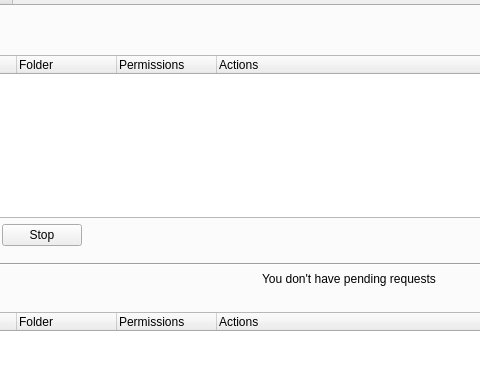
Before: the Qt Designer form pcloudwindow.ui in pcloudcom/psyncgui, drawn with Qt 5; both pictures show x 113 to 593 and y 149 to 535 of the 924 by 681 pixel window.
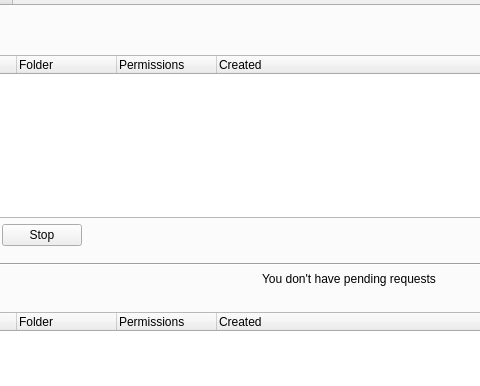
After: the same form once the commit is applied. The open tabs and pages were chosen to show the change. Icons and pictures are not drawn.

```diff
--- a/pcloudwindow.ui
+++ b/pcloudwindow.ui
@@ -554,7 +554,7 @@
                 </column>
                 <column>
                  <property name="text">
-                  <string>Actions</string>
+                  <string>Created</string>
                  </property>
                 </column>
                </widget>
@@ -649,7 +649,7 @@
                 </column>
                 <column>
                  <property name="text">
-                  <string>Actions</string>
+                  <string>Created</string>
                  </property>
                 </column>
                </widget>
```
Left out of the diff: 20 changed lines with no effect on the pictures.
